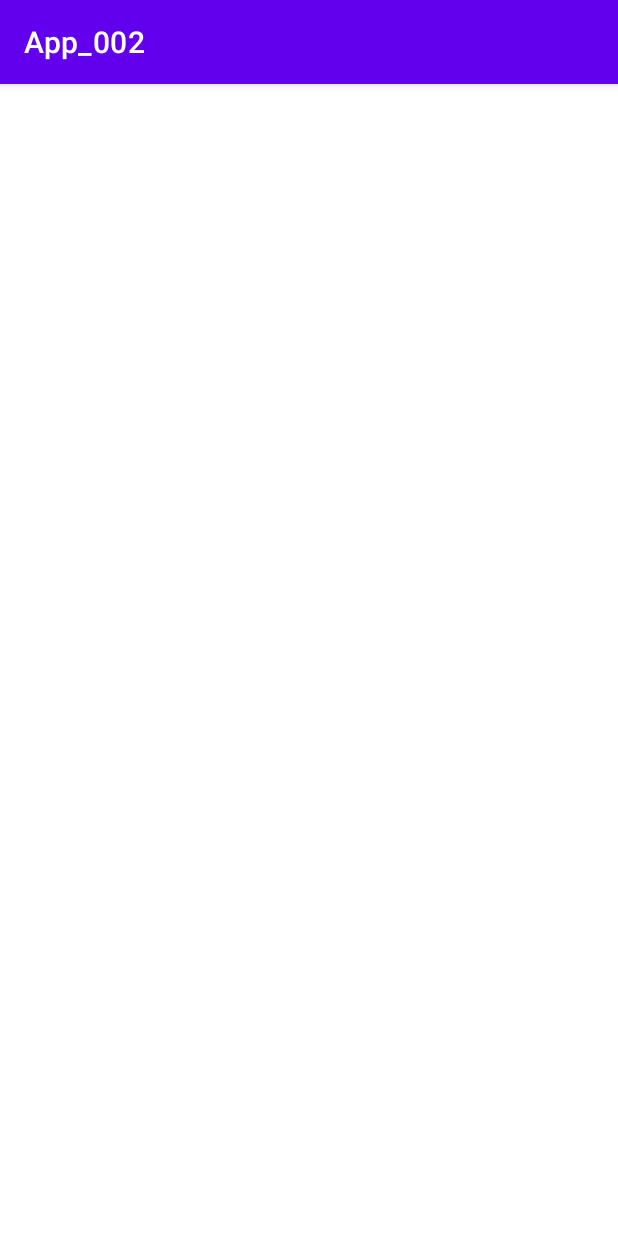
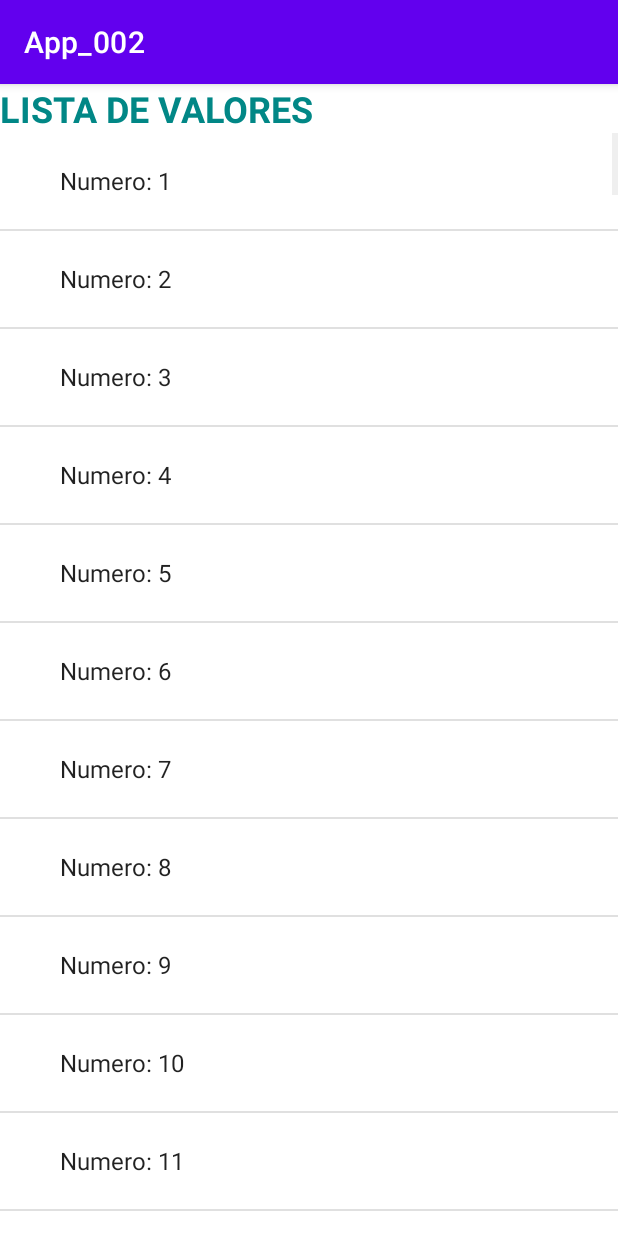
Before and after one commit to fisei-aplicaciones-moviles/App_002, an Android app: the TercerActivity screen opened directly, with no data from a screen before it, on a phone screen of 412 x 824 dp. Run offline under Robolectric (Android 15) with nearby library versions, the phone set to English and light mode, and no system bars.

Commit message:
Modicada el tercer activity

```diff
--- a/app/src/main/java/fisei/uta/ec/app_002/TercerActivity.java
+++ b/app/src/main/java/fisei/uta/ec/app_002/TercerActivity.java
@@ -3,12 +3,59 @@ package fisei.uta.ec.app_002;
 import androidx.appcompat.app.AppCompatActivity;
 
 import android.os.Bundle;
+import android.view.View;
+import android.widget.AdapterView;
+import android.widget.ArrayAdapter;
+import android.widget.ListView;
+import android.widget.Toast;
+
+import java.util.ArrayList;
+import java.util.List;
 
 public class TercerActivity extends AppCompatActivity {
+
+    private ListView listViewDatos;
 
     @Override
     protected void onCreate(Bundle savedInstanceState) {
         super.onCreate(savedInstanceState);
         setContentView(R.layout.activity_tercer);
+
+        //listViewDatos = (ListView) findViewById(R.id.listViewDatos);
+        listViewDatos = findViewById(R.id.listViewDatos);
+        //cargar datos de prueba en el ListView
+        ArrayAdapter<String> adapter =
+                new ArrayAdapter<String>(this,
+                        android.R.layout.simple_expandable_list_item_1,
+                        cargarDatosListView());
+
+        // asociar el adapter con el control (vista) que va mostrar los datos
+        listViewDatos.setAdapter(adapter);
+
+        // mostrar el item seleccionado al hacer un clic en un item
+        listViewDatos.setOnItemClickListener(new AdapterView.OnItemClickListener() {
+            @Override
+            public void onItemClick(AdapterView<?> adapterView, View view, int i, long l) {
+                String itemSelected = (String) listViewDatos.getAdapter().getItem(i);
+
+                Toast.makeText(getApplicationContext(),
+                        "Item seleccionado" + itemSelected,
+                        Toast.LENGTH_LONG).show();
+
+                finish();
+            }
+        });
+    }
+
+    private List<String> cargarDatosListView() {
+        List<String> list = new ArrayList<String>();
+
+        for (int i=1; i<=200; i++)
+        {
+            String item = "Numero: " + i;
+            list.add(item);
+        }
+
+        return list;
     }
 }
--- a/app/src/main/res/layout/activity_tercer.xml
+++ b/app/src/main/res/layout/activity_tercer.xml
@@ -1,9 +1,33 @@
 <?xml version="1.0" encoding="utf-8"?>
-<androidx.constraintlayout.widget.ConstraintLayout xmlns:android="http://schemas.android.com/apk/res/android"
+<LinearLayout xmlns:android="http://schemas.android.com/apk/res/android"
     xmlns:app="http://schemas.android.com/apk/res-auto"
     xmlns:tools="http://schemas.android.com/tools"
     android:layout_width="match_parent"
     android:layout_height="match_parent"
+    android:orientation="vertical"
     tools:context=".TercerActivity">
 
-</androidx.constraintlayout.widget.ConstraintLayout>
+    <TextView
+        android:id="@+id/textViewValores"
+        android:layout_width="match_parent"
+        android:layout_height="wrap_content"
+        android:text="@string/lista_de_valores"
+        android:textColor="@color/teal_700"
+        android:textSize="24sp"
+        android:textStyle="bold" />
+
+    <ScrollView
+        android:id="@+id/scrollView2"
+        android:layout_width="match_parent"
+        android:layout_height="match_parent"
+        android:fillViewport="true"
+        android:scrollbars="none">
+
+        <ListView
+            android:id="@+id/listViewDatos"
+            android:layout_width="match_parent"
+            android:layout_height="wrap_content" />
+
+    </ScrollView>
+
+</LinearLayout>
--- a/app/src/main/res/values/strings.xml
+++ b/app/src/main/res/values/strings.xml
@@ -14,4 +14,8 @@
     <string name="button_text_ingresar">Ingresar</string>
     <string name="button_text_mostraractivity">Mostrar Activity</string>
 
+    <string name="button_text_llamar">Llamar</string>
+    <string name="button_text_navegador">Mostrar navegador</string>
+    <string name="lista_de_valores">LISTA DE VALORES</string>
+
 </resources>
```
Also changed, not shown: app/src/main/java/fisei/uta/ec/app_002/MainActivity.java (+17 -0 lines), app/src/main/res/layout/activity_main.xml (+28 -2 lines), 2 other files.
